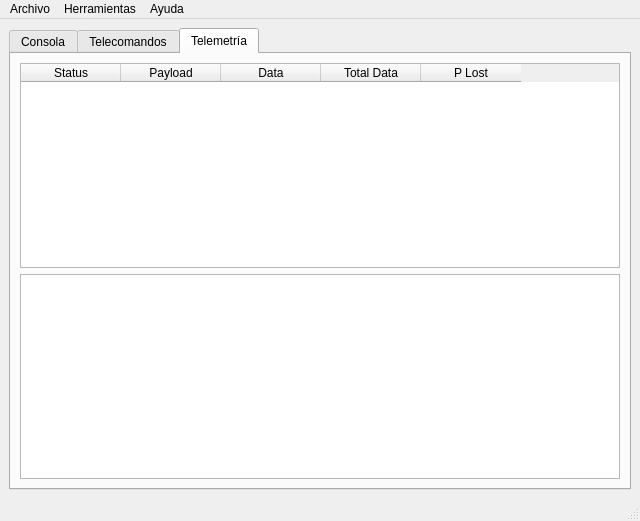
Before: the Qt Designer form gsRemote/forms/Console.ui in spel-uchile/gsSuchai, drawn with Qt 5.
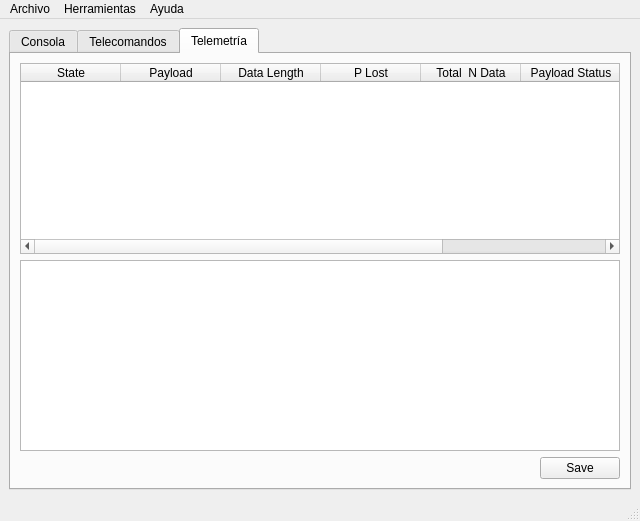
After: the same form once the commit is applied. Icons and pictures are not drawn.

Diff of the .ui file:
```diff
--- a/gsRemote/forms/Console.ui
+++ b/gsRemote/forms/Console.ui
@@ -19,7 +19,7 @@
   </property>
   <widget class="QWidget" name="centralwidget">
    <layout class="QGridLayout" name="gridLayout">
-    <item row="0" column="3">
+    <item row="0" column="2">
      <widget class="QTabWidget" name="tabWidget">
       <property name="currentIndex">
        <number>2</number>
@@ -350,20 +350,6 @@
           </column>
          </widget>
         </item>
-        <item row="2" column="1">
-         <widget class="QPushButton" name="pushButton_tcclear">
-          <property name="text">
-           <string>Clear</string>
-          </property>
-         </widget>
-        </item>
-        <item row="2" column="2">
-         <widget class="QPushButton" name="pushButton_tcsave">
-          <property name="text">
-           <string>Save</string>
-          </property>
-         </widget>
-        </item>
         <item row="2" column="3">
          <widget class="QPushButton" name="pushButton_tcsend">
           <property name="text">
@@ -377,15 +363,12 @@
        <attribute name="title">
         <string>Telemetría</string>
        </attribute>
-       <layout class="QGridLayout" name="gridLayout_6">
-        <item row="2" column="0">
-         <widget class="QPlainTextEdit" name="textEditTelemetry"/>
-        </item>
-        <item row="1" column="0">
+       <layout class="QVBoxLayout" name="verticalLayout_3">
+        <item>
          <widget class="QTableWidget" name="tableWidgetTelemetry">
           <column>
            <property name="text">
-            <string>Status</string>
+            <string>State</string>
            </property>
           </column>
           <column>
@@ -395,12 +378,7 @@
           </column>
           <column>
            <property name="text">
-            <string>Data</string>
-           </property>
-          </column>
-          <column>
-           <property name="text">
-            <string>Total Data</string>
+            <string>Data Length</string>
            </property>
           </column>
           <column>
@@ -408,8 +386,50 @@
             <string>P Lost</string>
            </property>
           </column>
+          <column>
+           <property name="text">
+            <string>Total  N Data</string>
+           </property>
+          </column>
+          <column>
+           <property name="text">
+            <string>Payload Status</string>
+           </property>
+          </column>
+          <column>
+           <property name="text">
+            <string>Data</string>
+           </property>
+          </column>
          </widget>
         </item>
+        <item>
+         <widget class="QPlainTextEdit" name="textEditTelemetry"/>
+        </item>
+        <item>
+         <layout class="QHBoxLayout" name="horizontalLayout_2">
+          <item>
+           <spacer name="horizontalSpacer">
+            <property name="orientation">
+             <enum>Qt::Horizontal</enum>
+            </property>
+            <property name="sizeHint" stdset="0">
+             <size>
+              <width>40</width>
+              <height>20</height>
+             </size>
+            </property>
+           </spacer>
+          </item>
+          <item>
+           <widget class="QPushButton" name="pushButton_tcsave">
+            <property name="text">
+             <string>Save</string>
+            </property>
+           </widget>
+          </item>
+         </layout>
+        </item>
        </layout>
       </widget>
      </widget>
```
Left out of the diff: 10 changed lines with no effect on the pictures.
